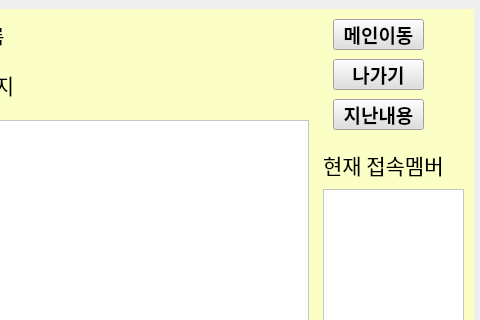
Above: eh_chatting.ui from songhwa1/kakaojang before the change; both pictures show x 126 to 606 and y 0 to 320 of the 606 by 825 pixel window. Below: the same form after it.
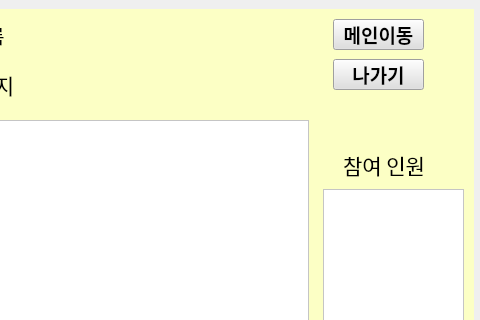
That is the form after the change. The open tabs and pages were chosen to show the change.

Commit message: ui 수정, 코드 완료?

The edit to the form file:
```diff
--- a/eh_chatting.ui
+++ b/eh_chatting.ui
@@ -359,10 +359,10 @@
     <widget class="QLabel" name="label_5">
      <property name="geometry">
       <rect>
-       <x>440</x>
-       <y>130</y>
-       <width>141</width>
-       <height>51</height>
+       <x>460</x>
+       <y>140</y>
+       <width>91</width>
+       <height>31</height>
       </rect>
      </property>
      <property name="font">
@@ -372,7 +372,7 @@
       </font>
      </property>
      <property name="text">
-      <string>현재 접속멤버</string>
+      <string>참여 인원</string>
      </property>
     </widget>
     <widget class="QListWidget" name="msg_listWidget_2">
@@ -388,31 +388,6 @@
       <string notr="true">background-color: rgb(255, 255, 255);</string>
      </property>
     </widget>
-    <widget class="QPushButton" name="pastmsg_Button">
-     <property name="geometry">
-      <rect>
-       <x>450</x>
-       <y>90</y>
-       <width>91</width>
-       <height>31</height>
-      </rect>
-     </property>
-     <property name="font">
-      <font>
-       <family>맑은 고딕</family>
-       <pointsize>14</pointsize>
-       <weight>75</weight>
-       <italic>false</italic>
-       <bold>true</bold>
-      </font>
-     </property>
-     <property name="styleSheet">
-      <string notr="true">background-color: rgb(223, 223, 223);</string>
-     </property>
-     <property name="text">
-      <string>지난내용</string>
-     </property>
-    </widget>
     <widget class="QTextEdit" name="send_lineEdit">
      <property name="geometry">
       <rect>
```
Left out of the diff: 2 changed lines with no effect on the pictures. The commit also changes 2 other files.
